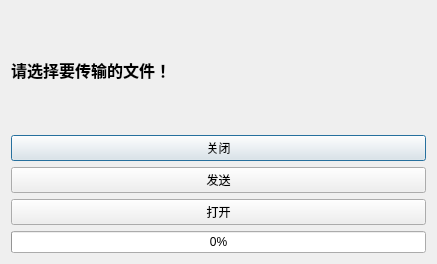
Before: the Qt Designer form tcpserver.ui in unsky/cortfly, drawn with Qt 5.
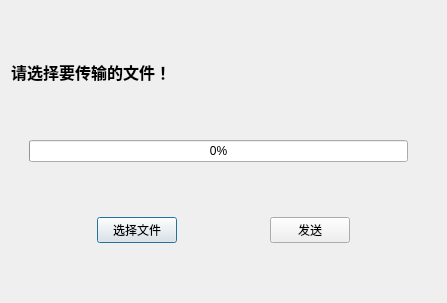
After: the same form once the commit is applied.

```diff
--- a/tcpserver.ui
+++ b/tcpserver.ui
@@ -6,14 +6,30 @@
    <rect>
     <x>0</x>
     <y>0</y>
-    <width>437</width>
-    <height>264</height>
+    <width>447</width>
+    <height>303</height>
    </rect>
   </property>
   <property name="windowTitle">
    <string>Dialog</string>
   </property>
   <layout class="QVBoxLayout" name="verticalLayout">
+   <item>
+    <layout class="QHBoxLayout" name="horizontalLayout"/>
+   </item>
+   <item>
+    <spacer name="verticalSpacer_2">
+     <property name="orientation">
+      <enum>Qt::Vertical</enum>
+     </property>
+     <property name="sizeHint" stdset="0">
+      <size>
+       <width>20</width>
+       <height>45</height>
+      </size>
+     </property>
+    </spacer>
+   </item>
    <item>
     <widget class="QLabel" name="serverStatusLabel">
      <property name="font">
@@ -30,32 +46,143 @@
     </widget>
    </item>
    <item>
-    <widget class="QPushButton" name="serverCloseBtn">
-     <property name="text">
-      <string>关闭</string>
+    <spacer name="verticalSpacer">
+     <property name="orientation">
+      <enum>Qt::Vertical</enum>
      </property>
-    </widget>
+     <property name="sizeHint" stdset="0">
+      <size>
+       <width>20</width>
+       <height>25</height>
+      </size>
+     </property>
+    </spacer>
    </item>
    <item>
-    <widget class="QPushButton" name="serverSendBtn">
-     <property name="text">
-      <string>发送</string>
-     </property>
-    </widget>
+    <layout class="QHBoxLayout" name="horizontalLayout_2">
+     <item>
+      <spacer name="horizontalSpacer_2">
+       <property name="orientation">
+        <enum>Qt::Horizontal</enum>
+       </property>
+       <property name="sizeHint" stdset="0">
+        <size>
+         <width>18</width>
+         <height>20</height>
+        </size>
+       </property>
+      </spacer>
+     </item>
+     <item>
+      <widget class="QProgressBar" name="progressBar">
+       <property name="sizePolicy">
+        <sizepolicy hsizetype="Preferred" vsizetype="Preferred">
+         <horstretch>1</horstretch>
+         <verstretch>4</verstretch>
+        </sizepolicy>
+       </property>
+       <property name="value">
+        <number>0</number>
+       </property>
+      </widget>
+     </item>
+     <item>
+      <spacer name="horizontalSpacer_3">
+       <property name="orientation">
+        <enum>Qt::Horizontal</enum>
+       </property>
+       <property name="sizeHint" stdset="0">
+        <size>
+         <width>28</width>
+         <height>20</height>
+        </size>
+       </property>
+      </spacer>
+     </item>
+    </layout>
    </item>
    <item>
-    <widget class="QPushButton" name="serverOpenBtn">
-     <property name="text">
-      <string>打开</string>
+    <spacer name="verticalSpacer_3">
+     <property name="orientation">
+      <enum>Qt::Vertical</enum>
      </property>
-    </widget>
+     <property name="sizeHint" stdset="0">
+      <size>
+       <width>20</width>
+       <height>45</height>
+      </size>
+     </property>
+    </spacer>
    </item>
    <item>
-    <widget class="QProgressBar" name="progressBar">
-     <property name="value">
-      <number>0</number>
+    <layout class="QHBoxLayout" name="horizontalLayout_3">
+     <item>
+      <spacer name="horizontalSpacer_5">
+       <property name="orientation">
+        <enum>Qt::Horizontal</enum>
+       </property>
+       <property name="sizeHint" stdset="0">
+        <size>
+         <width>40</width>
+         <height>20</height>
+        </size>
+       </property>
+      </spacer>
+     </item>
+     <item>
+      <widget class="QPushButton" name="serverOpenBtn">
+       <property name="text">
+        <string>选择文件</string>
+       </property>
+      </widget>
+     </item>
+     <item>
+      <spacer name="horizontalSpacer_4">
+       <property name="orientation">
+        <enum>Qt::Horizontal</enum>
+       </property>
+       <property name="sizeHint" stdset="0">
+        <size>
+         <width>40</width>
+         <height>20</height>
+        </size>
+       </property>
+      </spacer>
+     </item>
+     <item>
+      <widget class="QPushButton" name="serverSendBtn">
+       <property name="text">
+        <string>发送</string>
+       </property>
+      </widget>
+     </item>
+     <item>
+      <spacer name="horizontalSpacer_6">
+       <property name="orientation">
+        <enum>Qt::Horizontal</enum>
+       </property>
+       <property name="sizeHint" stdset="0">
+        <size>
+         <width>40</width>
+         <height>20</height>
+        </size>
+       </property>
+      </spacer>
+     </item>
+    </layout>
+   </item>
+   <item>
+    <spacer name="verticalSpacer_4">
+     <property name="orientation">
+      <enum>Qt::Vertical</enum>
      </property>
-    </widget>
+     <property name="sizeHint" stdset="0">
+      <size>
+       <width>20</width>
+       <height>30</height>
+      </size>
+     </property>
+    </spacer>
    </item>
   </layout>
  </widget>
```
Left out of the diff: 2 changed lines with no effect on the pictures.
